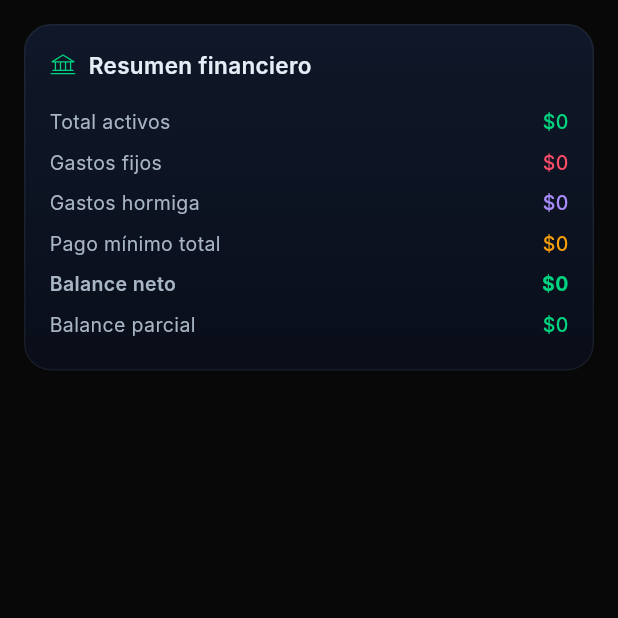
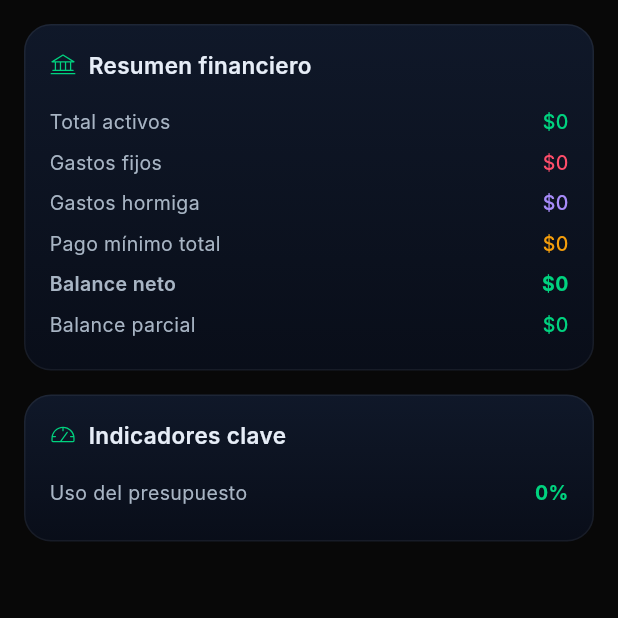
Before and after one commit to JuanDelgado06/finanzas-personales-app, a Flutter app: the ChartsScreen screen opened directly, on a phone screen of 412 x 824 dp, the top half of it. Run offline on Flutter 3.47's test engine with Material 3 defaults, Android fonts, the phone set to English and light mode, and no system bars; our stand-ins replace firebase_auth, firebase_core, fl_chart, flutter_slidable, google_sign_in, phosphor_flutter and 1 more; accounts and stored records are empty; Roboto replaces fonts that are missing (Inter).

```diff
--- a/lib/screens/charts_screen.dart
+++ b/lib/screens/charts_screen.dart
@@ -3,7 +3,6 @@ import 'package:provider/provider.dart';
 import 'package:fl_chart/fl_chart.dart';
 import 'package:phosphor_flutter/phosphor_flutter.dart';
 import '../state/app_state.dart';
-import '../models/budget_item.dart';
 import '../theme/app_theme.dart';
 
 class ChartsScreen extends StatelessWidget {
@@ -28,6 +27,8 @@ class ChartsScreen extends StatelessWidget {
         children: [
           // Balance card
           _BalanceCard(state: state),
+          const SizedBox(height: 16),
+          _KpiHighlightsCard(state: state),
           const SizedBox(height: 16),
           // Insights card
           if (sorted.isNotEmpty) ...[
@@ -145,6 +146,90 @@ class _BalRow {
   final Color color;
   final bool bold;
   const _BalRow(this.label, this.value, this.color, {this.bold = false});
+}
+
+class _KpiHighlightsCard extends StatelessWidget {
+  final AppState state;
+  const _KpiHighlightsCard({required this.state});
+
+  @override
+  Widget build(BuildContext context) {
+    final usage = state.budgetUsagePercent;
+    final usageColor = usage >= 90
+        ? kDanger
+        : usage >= 70
+        ? kWarning
+        : kSuccess;
+    final topCategory = state.topMicroExpenseCategory;
+
+    return Container(
+      padding: const EdgeInsets.all(16),
+      decoration: cardDecoration(borderColor: kLineSoft),
+      child: Column(
+        crossAxisAlignment: CrossAxisAlignment.start,
+        children: [
+          const Row(
+            children: [
+              PhosphorIcon(PhosphorIconsLight.gauge, color: kAccent, size: 18),
+              SizedBox(width: 8),
+              Text(
+                'Indicadores clave',
+                style: TextStyle(
+                  color: kTextMain,
+                  fontWeight: FontWeight.w600,
+                  fontSize: 15,
+                ),
+              ),
+            ],
+          ),
+          const SizedBox(height: 12),
+          _KpiRow(
+            label: 'Uso del presupuesto',
+            value: '${usage.toStringAsFixed(0)}%',
+            valueColor: usageColor,
+          ),
+        ],
+      ),
+    );
+  }
+}
+
+class _KpiRow extends StatelessWidget {
+  final String label;
+  final String value;
+  final Color valueColor;
+
+  const _KpiRow({
+    required this.label,
+    required this.value,
+    required this.valueColor,
+  });
+
+  @override
+  Widget build(BuildContext context) {
+    return Padding(
+      padding: const EdgeInsets.symmetric(vertical: 6),
+      child: Row(
+        children: [
+          Expanded(
+            child: Text(
+              label,
+              style: const TextStyle(color: kTextSoft, fontSize: 13),
+            ),
+          ),
+          const SizedBox(width: 12),
+          Text(
+            value,
+            style: TextStyle(
+              color: valueColor,
+              fontSize: 13,
+              fontWeight: FontWeight.w700,
+            ),
+          ),
+        ],
+      ),
+    );
+  }
 }
 
 // ── Chart section wrapper ─────────────────────────────────────────────────────
```
Also changed, not shown: lib/screens/budget_screen.dart (+44 -3 lines), lib/screens/saved_budgets_screen.dart (+90 -10 lines), lib/state/app_state.dart (+203 -7 lines).
